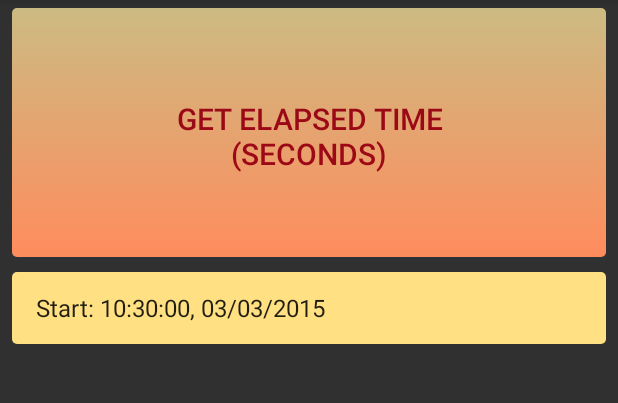
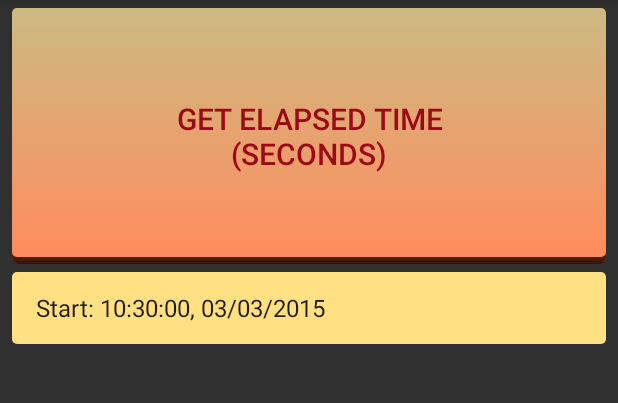
Before and after one commit to lapatri/TimeTags, an Android app: the screen it shows after launch (TimeTagActivity), on a phone screen of 412 x 824 dp, the part 84-487 px from its top. Run offline under Robolectric (Android 15) with nearby library versions, the phone set to English and light mode, and no system bars.

Commit message:
lightened shadow

```diff
--- a/app/src/main/res/drawable/button_shape_shadowed.xml
+++ b/app/src/main/res/drawable/button_shape_shadowed.xml
@@ -5,10 +5,10 @@
             <corners android:radius="5dp"/>
             <gradient
                 android:angle="90"
-                android:centerColor="#303339"
+                android:centerColor="#ff722d04"
                 android:centerY="0.05"
-                android:endColor="#ff595959"
-                android:startColor="#00000000"/>
+                android:endColor="#ff593702"
+                android:startColor="#e1320e03"/>
         </shape>
     </item>
     <item>
```
